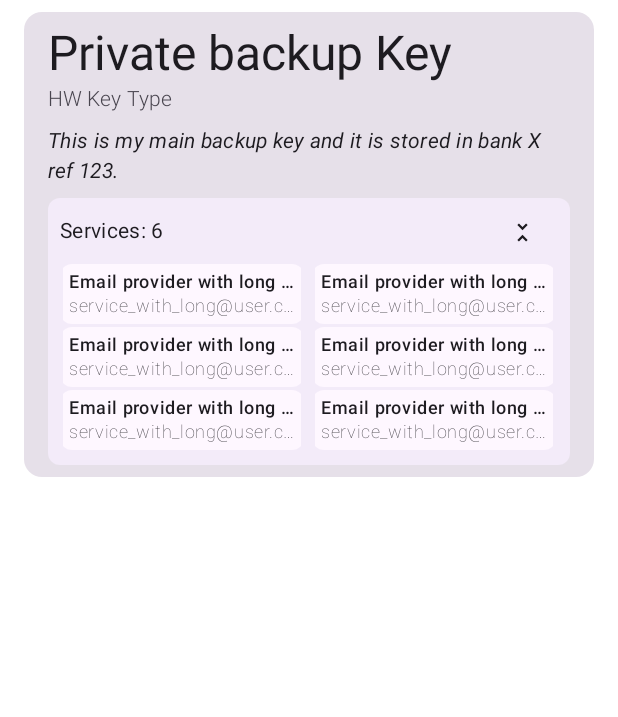
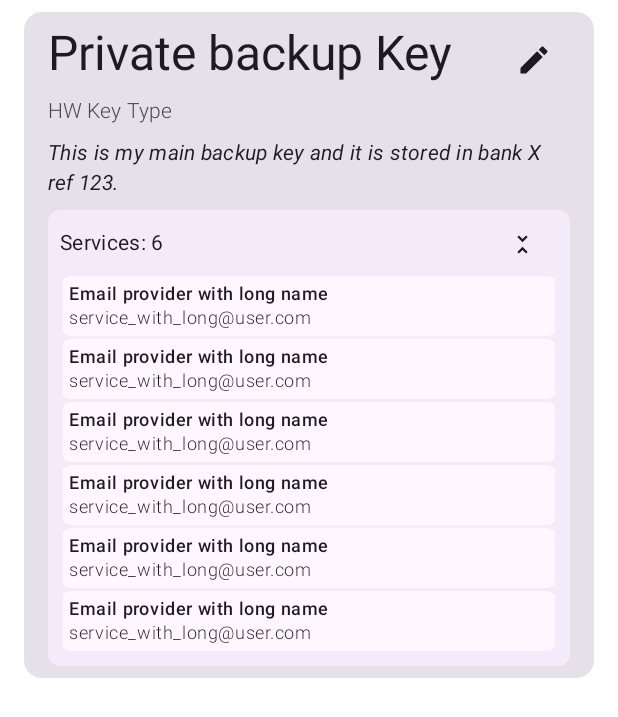
Before and after one commit to AdamVe/hwkeyinfo, an Android app built with Jetpack Compose: the @Preview function ExpandedSecurityKeyCardPreview, on a phone screen of 412 x 824 dp. Shown: the top 717 px of the screen. Run offline under Robolectric (Android 15) with nearby library versions, the phone set to English and light mode, and no system bars; our stand-ins replace Room's generated code, accompanist; 1 statement that could not run was skipped.

Commit message:
SecurityKeyCard UI updates

```diff
--- a/app/src/main/java/com/adamve/hwkeyinfo/ui/security_key/SecurityKeyCard.kt
+++ b/app/src/main/java/com/adamve/hwkeyinfo/ui/security_key/SecurityKeyCard.kt
@@ -7,9 +7,9 @@ import androidx.compose.animation.fadeIn
 import androidx.compose.animation.fadeOut
 import androidx.compose.animation.shrinkVertically
 import androidx.compose.animation.slideInVertically
-import androidx.compose.animation.slideOutVertically
 import androidx.compose.foundation.background
 import androidx.compose.foundation.layout.Arrangement
+import androidx.compose.foundation.layout.Box
 import androidx.compose.foundation.layout.Column
 import androidx.compose.foundation.layout.ExperimentalLayoutApi
 import androidx.compose.foundation.layout.FlowRow
@@ -17,7 +17,10 @@ import androidx.compose.foundation.layout.Row
 import androidx.compose.foundation.layout.fillMaxWidth
 import androidx.compose.foundation.layout.height
 import androidx.compose.foundation.layout.padding
+import androidx.compose.foundation.layout.size
 import androidx.compose.foundation.shape.RoundedCornerShape
+import androidx.compose.material.icons.Icons
+import androidx.compose.material.icons.filled.Edit
 import androidx.compose.material3.Card
 import androidx.compose.material3.ExperimentalMaterial3Api
 import androidx.compose.material3.Icon
@@ -71,7 +74,7 @@ fun ServiceTag(
         Text(
             service.serviceUser,
             style = MaterialTheme.typography.bodySmall.copy(
-                fontWeight = FontWeight.ExtraLight
+                fontWeight = FontWeight.Light
             ),
             maxLines = 1,
             overflow = TextOverflow.Ellipsis
@@ -80,19 +83,42 @@ fun ServiceTag(
 }
 
 @Composable
-fun KeyIdentifier(identifier: String, modifier: Modifier = Modifier) {
-    Text(
-        identifier,
-        modifier = modifier,
-        style = MaterialTheme.typography.headlineLarge
-    )
+fun KeyIdentifier(
+    identifier: String,
+    modifier: Modifier = Modifier,
+    onAction: () -> Unit = {}
+) {
+    Box(modifier = modifier.fillMaxWidth()) {
+        IconButton(
+            modifier = Modifier
+                .align(Alignment.CenterEnd),
+            onClick = onAction
+        ) {
+            Icon(
+                Icons.Default.Edit,
+                "Edit",
+                modifier = Modifier
+                    .size(24.dp)
+            )
+        }
+        Text(
+            identifier,
+            modifier = modifier,
+            style = MaterialTheme.typography.headlineLarge
+        )
+    }
 }
 
 @Composable
-fun Headline(securityKey: SecurityKey, modifier: Modifier = Modifier) {
+fun Headline(
+    securityKey: SecurityKey,
+    modifier: Modifier = Modifier,
+    onAction: () -> Unit = {}
+) {
+
     if (securityKey.name.isNotBlank() && securityKey.type.isNotBlank()) {
         Column {
-            KeyIdentifier(securityKey.name, modifier)
+            KeyIdentifier(securityKey.name, modifier, onAction = onAction)
             Text(
                 securityKey.type,
                 style = MaterialTheme.typography.labelLarge.copy(
@@ -137,7 +163,7 @@ fun SecurityKeyCardContent(
 ) {
     val securityKey = securityKeyWithServices.securityKey
     Card(
-        onClick = { onClick(securityKey.id) },
+        onClick = { },
         modifier = modifier
             .padding(horizontal = 16.dp, vertical = 8.dp)
             .fillMaxWidth()
@@ -149,7 +175,7 @@ fun SecurityKeyCardContent(
             ),
             verticalArrangement = Arrangement.spacedBy(8.dp)
         ) {
-            Headline(securityKey)
+            Headline(securityKey, onAction = { onClick(securityKey.id) })
             if (securityKey.description.isNotBlank()) {
                 Text(
                     securityKey.description,
@@ -211,17 +237,18 @@ fun SecurityKeyCardContent(
                 val density = LocalDensity.current
                 AnimatedVisibility(
                     visible = isExpanded,
-                    enter = slideInVertically {
-                        // Slide in from 40 dp from the top.
-                        with(density) { -40.dp.roundToPx() }
+                    enter =
+                    slideInVertically {
+                        // Slide in from 20 dp from the top.
+                        with(density) { -20.dp.roundToPx() }
                     } + expandVertically(
                         // Expand from the top.
-                        expandFrom = Alignment.Top
+                        expandFrom = Alignment.Top,
                     ) + fadeIn(
                         // Fade in with the initial alpha of 0.3f.
-                        initialAlpha = 0.3f
+                        initialAlpha = 0.3f,
                     ),
-                    exit = slideOutVertically() + shrinkVertically() + fadeOut()
+                    exit = shrinkVertically() + fadeOut()
 
                 ) {
                     FlowRow(
@@ -235,7 +262,7 @@ fun SecurityKeyCardContent(
                             .forEach {
                                 ServiceTag(
                                     it,
-                                    modifier = Modifier.fillMaxWidth(fraction = 0.49f)
+                                    modifier = Modifier.fillMaxWidth()
                                 )
                             }
                     }
```
